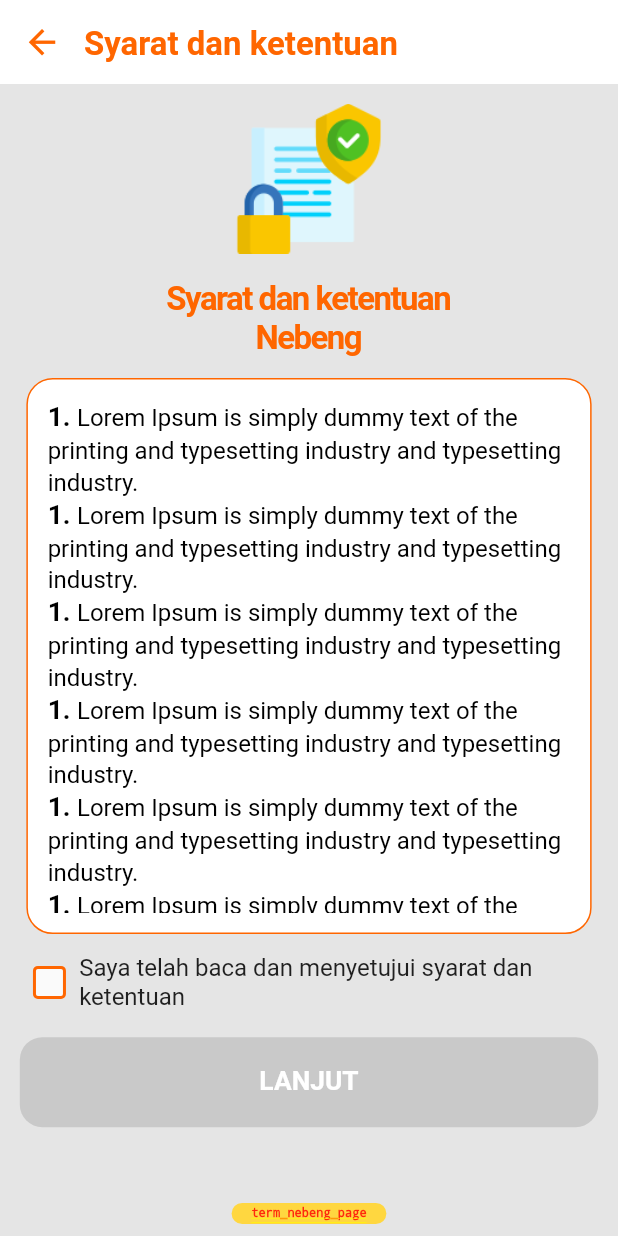
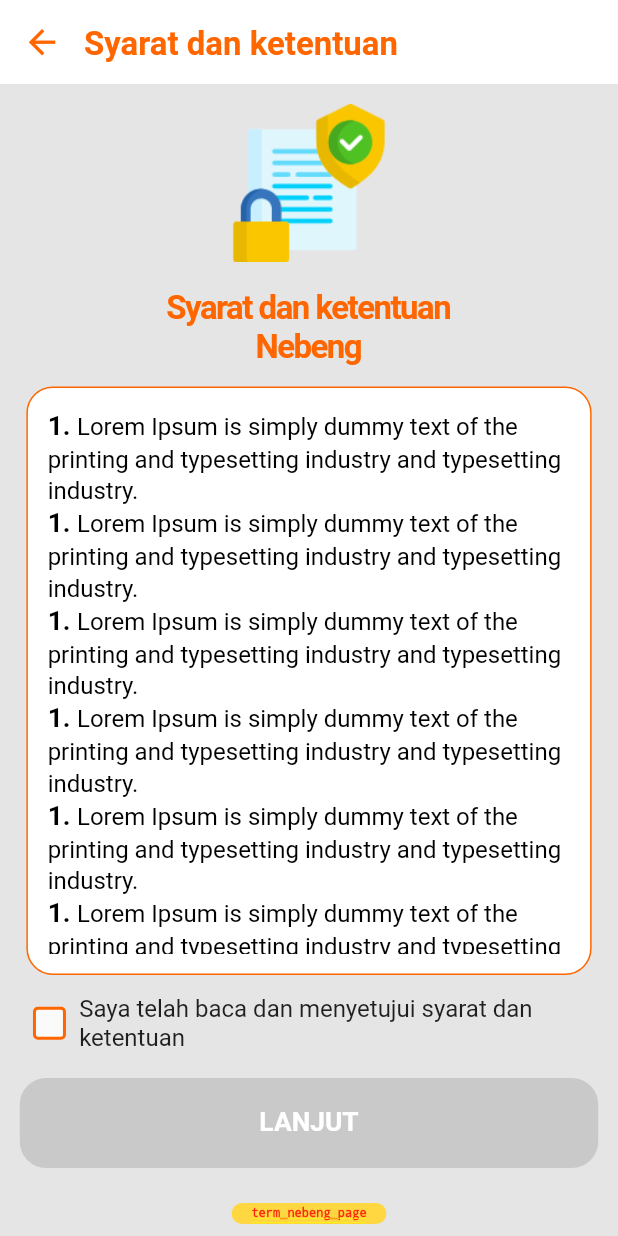
Before and after one commit to mrizkynurfajrie/antaranter-customer, a Flutter app: the PageTermNebeng screen opened by its route, on a phone screen of 412 x 824 dp. Run offline on Flutter 3.47's test engine with Material 2 defaults, Android fonts, the phone set to English and light mode, and no system bars; our stand-ins replace cached_network_image, flutter_screenutil, flutter_svg, get, get_storage, image_picker and 3 more; accounts and stored records are empty; Roboto replaces fonts that are missing (DMSans).

Commit message:
add locale id and fix term page

```diff
--- a/lib/features/nebeng/term_nebeng/page_term_nebeng.dart
+++ b/lib/features/nebeng/term_nebeng/page_term_nebeng.dart
@@ -1,4 +1,5 @@
 import 'package:flutter/material.dart';
+import 'package:flutter_screenutil/flutter_screenutil.dart';
 import 'package:get/get.dart';
 import 'package:intake_customer/features/nebeng/term_nebeng/controller_term_nebeng.dart';
 import 'package:intake_customer/routes/app_routes.dart';
@@ -16,22 +17,20 @@
   Widget build(BuildContext context) {
     return Scaffold(
       backgroundColor: AppColor.bgPageColor,
-      appBar: CustomAppBar(
+      appBar: const CustomAppBar(
         color: Colors.white,
         title: "Syarat dan ketentuan",
         colorTitle: AppColor.primaryColor,
         useLeading: true,
       ),
-      body: Container(
-        height: Get.height,
-        width: Get.width,
+      body: SingleChildScrollView(
         child: Column(
           crossAxisAlignment: CrossAxisAlignment.center,
           children: [
             verticalSpace(Insets.med),
             SizedBox(
-              height: 100,
-              width: 100,
+              height: 100.h,
+              width: 100.w,
               child: Image.asset(
                 AppIcons.termsIcon,
                 fit: BoxFit.contain,
@@ -63,7 +62,7 @@
                 ),
                 borderRadius: BorderRadius.circular(Insets.lg),
               ),
-              height: Get.height * 0.45,
+              height: Get.height * 0.45.h,
               child: Scrollbar(
                 child: ListView(
                   children: [
@@ -185,7 +184,7 @@
               () => ButtonPrimary(
                 enable: controller.agreementStatus.value,
                 margin: EdgeInsets.symmetric(horizontal: Insets.med),
-                cornerRadius: 15,
+                cornerRadius: Corners.xl,
                 color: AppColor.primaryColor,
                 size: Get.width,
                 label: "LANJUT",
@@ -194,7 +193,6 @@
                 },
               ),
             ),
-            verticalSpace(Insets.lg),
           ],
         ),
       ),
--- a/lib/main.dart
+++ b/lib/main.dart
@@ -10,8 +10,10 @@
 import 'package:intake_customer/shared/controller/controller_bind.dart';
 import 'package:intake_customer/shared/helpers/utils.dart';
 import 'package:intake_customer/shared/widgets/others/page_info.dart';
+import 'package:intl/date_symbol_data_local.dart';
 
 void main() async {
+  await initializeDateFormatting('id_ID', null);
   await GetStorage.init();
   runApp(const App());
 }
```
